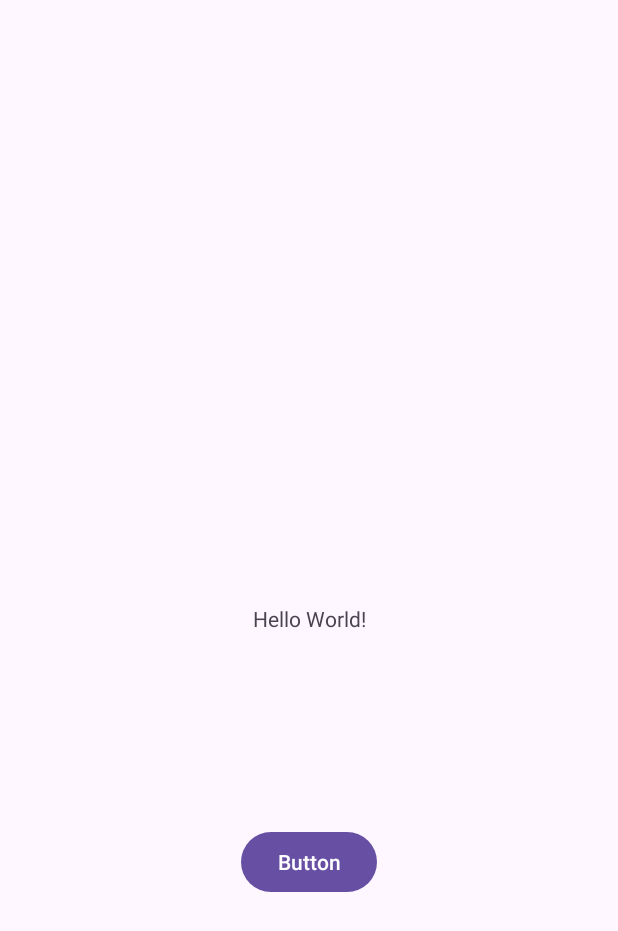
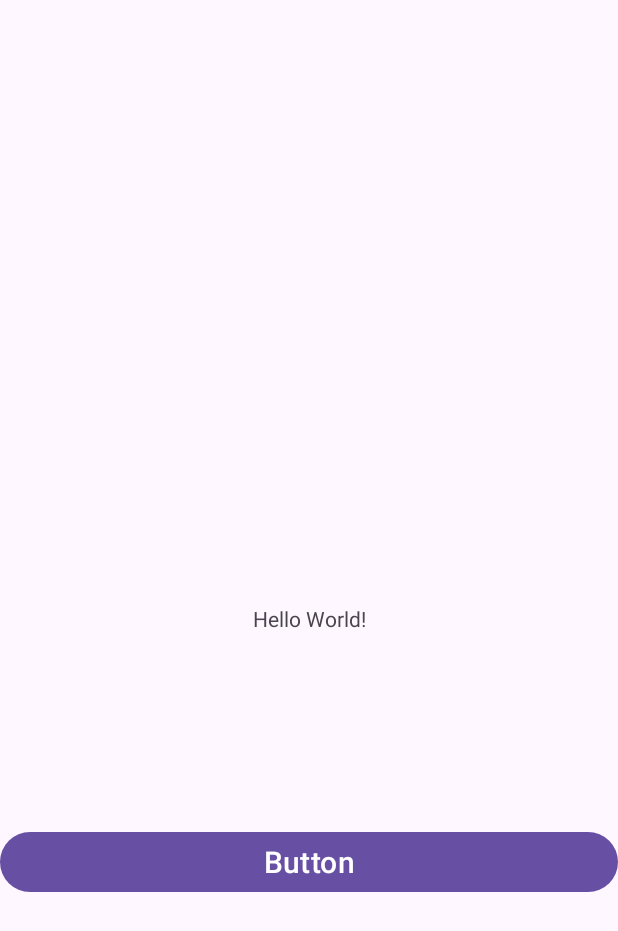
Before and after one commit to aamirali78654/MyPractice_Projects, an Android app: the screen it shows after launch (MainActivity), on a phone screen of 412 x 824 dp. Shown: the top 931 px of the screen. Run offline under Robolectric (Android 15) with nearby library versions, the phone set to English and light mode, and no system bars.

Commit message:
xml file

```diff
--- a/25 practice/app/src/main/res/layout/activity_main.xml
+++ b/25 practice/app/src/main/res/layout/activity_main.xml
@@ -5,7 +5,8 @@
     android:id="@+id/main"
     android:layout_width="match_parent"
     android:layout_height="match_parent"
-    tools:context=".MainActivity">
+    tools:context=".MainActivity"
+    android:padding="20dp">
 
     <TextView
         android:layout_width="wrap_content"
@@ -30,9 +31,10 @@
 
     <Button
         android:id="@+id/button"
-        android:layout_width="wrap_content"
+        android:layout_width="match_parent"
         android:layout_height="wrap_content"
         android:text="Button"
+        android:textSize="20sp"
         app:layout_constraintBottom_toBottomOf="parent"
         app:layout_constraintEnd_toEndOf="parent"
         app:layout_constraintHorizontal_bias="0.5"
```
